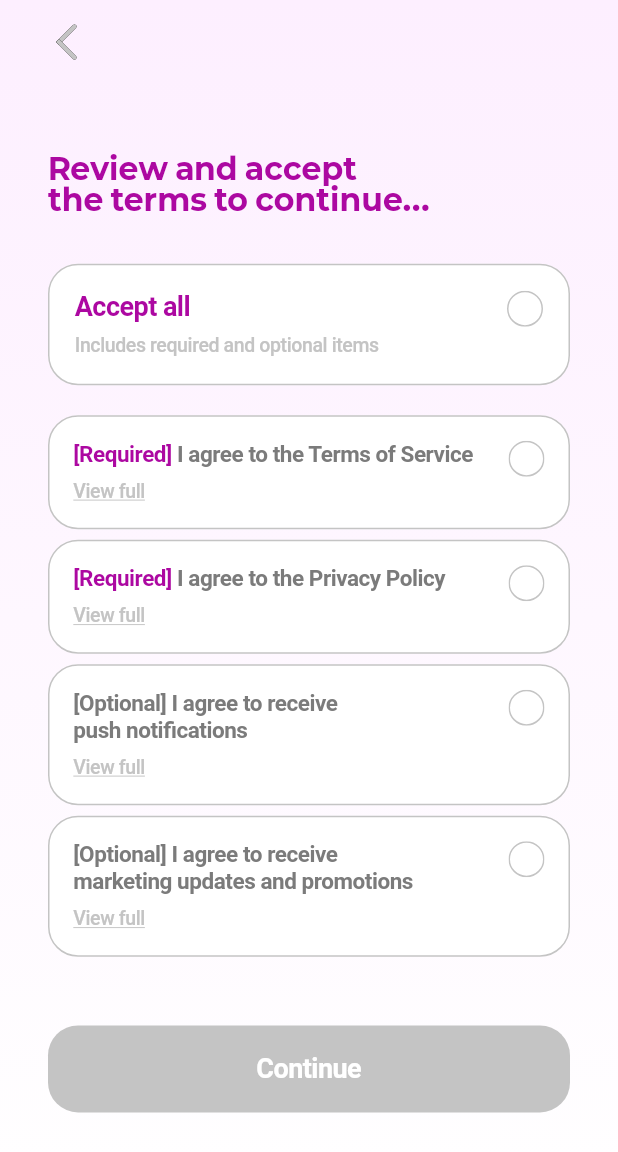
After one commit to mingoring/frontend, a Flutter app: the TermsAgreementScreen screen opened by its route, on a phone screen of 412 x 824 dp. The commit adds this screen. Shown: the top 1152 px of the screen. Run offline on Flutter 3.47's test engine with Material 3 defaults, Android fonts, the light colour scheme and no system bars; our stand-ins replace flutter_riverpod, flutter_svg, go_router; Roboto replaces fonts that are missing (Pretendard).

Commit message:
feat(screen): 약관동의 화면 UI 구현 및 라우터 설정

```diff
--- /dev/null
+++ b/lib/core/router/app_router.dart
@@ -0,0 +1,29 @@
+import 'package:go_router/go_router.dart';
+
+import '../../features/onboarding/presentation/screens/login_screen.dart';
+import '../../features/onboarding/presentation/screens/onboarding_screen.dart';
+import '../../features/onboarding/presentation/screens/terms_agreement_screen.dart';
+import '../../features/splash/presentation/screens/splash_screen.dart';
+import 'route_paths.dart';
+
+final GoRouter appRouter = GoRouter(
+  initialLocation: RoutePaths.splash,
+  routes: <RouteBase>[
+    GoRoute(
+      path: RoutePaths.splash,
+      builder: (_, __) => const SplashScreen(),
+    ),
+    GoRoute(
+      path: RoutePaths.onboarding,
+      builder: (_, __) => const OnboardingScreen(),
+    ),
+    GoRoute(
+      path: RoutePaths.terms,
+      builder: (_, __) => const TermsAgreementScreen(),
+    ),
+    GoRoute(
+      path: RoutePaths.login,
+      builder: (_, __) => const LoginScreen(),
+    ),
+  ],
+);
--- /dev/null
+++ b/lib/core/router/route_paths.dart
@@ -0,0 +1,9 @@
+/// 앱 라우트 경로 상수. 매직 스트링 제거용.
+abstract final class RoutePaths {
+  RoutePaths._();
+
+  static const String splash = '/splash';
+  static const String onboarding = '/onboarding';
+  static const String terms = '/terms';
+  static const String login = '/login';
+}
--- /dev/null
+++ b/lib/features/onboarding/presentation/constants/terms_agreement_screen_constants.dart
@@ -0,0 +1,28 @@
+/// 약관동의 화면 전용 상수
+abstract final class TermsAgreementScreenConstants {
+  TermsAgreementScreenConstants._();
+
+  // ─── Layout ─────────────────────────────────────────────────────────────
+
+  static const double contentWidth = 330.0;
+  static const double titleCardGap = 20.0;
+  static const double cardListGap = 7.0;
+
+  /// 화면 제목과 체크박스 카드 영역 사이의 세로 간격.
+  static const double titleToCardAreaGap = 32.0;
+
+  // ─── Copy ───────────────────────────────────────────────────────────────
+
+  static const String titleText = 'Review and accept\nthe terms to continue...';
+  static const String buttonTextContinue = 'Continue';
+
+  static const String acceptAllTitle = 'Accept all';
+  static const String acceptAllSubtitle =
+      'Includes required and optional items';
+  static const String termsOfServiceTitle = 'I agree to the Terms of Service';
+  static const String privacyPolicyTitle = 'I agree to the Privacy Policy';
+  static const String pushNotificationsTitle =
+      'I agree to receive\npush notifications';
+  static const String marketingTitle =
+      'I agree to receive\nmarketing updates and promotions';
+}
--- a/lib/features/onboarding/presentation/screens/login_screen.dart
+++ b/lib/features/onboarding/presentation/screens/login_screen.dart
@@ -1,11 +1,13 @@
 import 'package:flutter/material.dart';
 import 'package:flutter_svg/flutter_svg.dart';
+import 'package:go_router/go_router.dart';
 
 import '../../../../core/constants/app_colors.dart';
 import '../../../../core/constants/app_icon_assets.dart';
 import '../../../../core/constants/app_images.dart';
 import '../../../../core/constants/app_logo_typography.dart';
 import '../../../../core/constants/app_typography.dart';
+import '../../../../core/router/route_paths.dart';
 import '../widgets/social_icon_button.dart';
 
 class LoginScreen extends StatelessWidget {
@@ -93,13 +95,13 @@ class LoginScreen extends StatelessWidget {
                 SocialIconButton(
                   iconPath: AppIconAssets.google,
                   iconSize: _socialIconSize,
-                  onTap: () {},
+                  onTap: () => context.push(RoutePaths.terms),
                 ),
                 const SizedBox(width: _socialGap),
                 SocialIconButton(
                   iconPath: AppIconAssets.apple,
                   iconSize: _socialIconSize,
-                  onTap: () {},
+                  onTap: () => context.push(RoutePaths.terms),
                 ),
               ],
             ),
--- a/lib/features/onboarding/presentation/screens/onboarding_screen.dart
+++ b/lib/features/onboarding/presentation/screens/onboarding_screen.dart
@@ -1,9 +1,10 @@
 import 'package:flutter/material.dart';
+import 'package:go_router/go_router.dart';
 
 import '../constants/onboarding_constants.dart';
 import '../widgets/onboarding_center_content.dart';
+import '../../../../core/router/route_paths.dart';
 import '../../../../core/widgets/layouts/screens/top_space_centered_bottom_layout.dart';
-import 'login_screen.dart';
 
 class OnboardingScreen extends StatefulWidget {
   const OnboardingScreen({super.key});
@@ -36,9 +37,7 @@ class _OnboardingScreenState extends State<OnboardingScreen> {
         curve: Curves.easeInOut,
       );
     } else {
-      Navigator.of(context).pushReplacement(
-        MaterialPageRoute(builder: (_) => const LoginScreen()),
-      );
+      context.go(RoutePaths.login);
     }
   }
 
--- /dev/null
+++ b/lib/features/onboarding/presentation/screens/terms_agreement_screen.dart
@@ -0,0 +1,148 @@
+import 'package:flutter/material.dart';
+import 'package:go_router/go_router.dart';
+
+import '../../../../core/constants/app_colors.dart';
+import '../../../../core/constants/app_logo_typography.dart';
+import '../../../../core/router/route_paths.dart';
+import '../../../../core/widgets/inputs/mingoring_input_selection_card.dart';
+import '../../../../core/widgets/layouts/screens/top_space_centered_bottom_layout.dart';
+import '../constants/onboarding_constants.dart';
+import '../constants/terms_agreement_screen_constants.dart';
+import '../widgets/terms_agreement_checkbox_cards.dart';
+import '../widgets/terms_agreement_title.dart';
+
+/// 약관동의 화면
+class TermsAgreementScreen extends StatefulWidget {
+  const TermsAgreementScreen({super.key});
+
+  @override
+  State<TermsAgreementScreen> createState() => _TermsAgreementScreenState();
+}
+
+class _TermsAgreementScreenState extends State<TermsAgreementScreen> {
+  bool _acceptAll = false;
+  bool _termsOfService = false;
+  bool _privacyPolicy = false;
+  bool _pushNotifications = false;
+  bool _marketing = false;
+
+  bool get _canContinue => _termsOfService && _privacyPolicy;
+
+  void _onAcceptAllChanged(bool value) {
+    setState(() {
+      _acceptAll = value;
+      _termsOfService = value;
+      _privacyPolicy = value;
+      _pushNotifications = value;
+      _marketing = value;
+    });
+  }
+
+  void _syncAcceptAll() {
+    final all = _termsOfService &&
+        _privacyPolicy &&
+        _pushNotifications &&
+        _marketing;
+    if (_acceptAll != all) {
+      setState(() => _acceptAll = all);
+    }
+  }
+
+  @override
+  Widget build(BuildContext context) {
+    return Scaffold(
+      body: DecoratedBox(
+        decoration: const BoxDecoration(
+          gradient: OnboardingConstants.backgroundGradient,
+        ),
+        child: TopSpaceCenteredBottomLayout(
+          topType: TopSpaceCenteredBottomTopType.backHeader,
+          onBack: () => context.pop(),
+          content: SingleChildScrollView(
+            child: Column(
+              mainAxisSize: MainAxisSize.min,
+              children: [
+                TermsAgreementTitle(
+                  titleText: TermsAgreementScreenConstants.titleText,
+                  titleStyle: AppLogoTypography.logoEb5.copyWith(
+                    color: AppColors.pink600,
+                    height: 1.03,
+                  ),
+                ),
+                const SizedBox(
+                    height: TermsAgreementScreenConstants.titleToCardAreaGap),
+                TermsAgreementCheckboxCards(
+                  children: [
+                    MingoringInputSelectionCard(
+                      type: InputSelectionCardType.primary,
+                      title: TermsAgreementScreenConstants.acceptAllTitle,
+                      subtitle:
+                          TermsAgreementScreenConstants.acceptAllSubtitle,
+                      value: _acceptAll,
+                      onChanged: _onAcceptAllChanged,
+                    ),
+                    const SizedBox(
+                        height: TermsAgreementScreenConstants.titleCardGap),
+                    MingoringInputSelectionCard(
+                      type: InputSelectionCardType.secondary,
+                      title: TermsAgreementScreenConstants.termsOfServiceTitle,
+                      optionalLabel: InputSelectionCardLabel.required,
+                      value: _termsOfService,
+                      onChanged: (v) {
+                        setState(() => _termsOfService = v);
+                        _syncAcceptAll();
+                      },
+                      onViewFullPressed: () {},
+                    ),
+                    const SizedBox(
+                        height: TermsAgreementScreenConstants.cardListGap),
+                    MingoringInputSelectionCard(
+                      type: InputSelectionCardType.secondary,
+                      title: TermsAgreementScreenConstants.privacyPolicyTitle,
+                      optionalLabel: InputSelectionCardLabel.required,
+                      value: _privacyPolicy,
+                      onChanged: (v) {
+                        setState(() => _privacyPolicy = v);
+                        _syncAcceptAll();
+                      },
+                      onViewFullPressed: () {},
+                    ),
+                    const SizedBox(
+                        height: TermsAgreementScreenConstants.cardListGap),
+                    MingoringInputSelectionCard(
+                      type: InputSelectionCardType.secondary,
+                      title: TermsAgreementScreenConstants
+                          .pushNotificationsTitle,
+                      optionalLabel: InputSelectionCardLabel.optional,
+                      value: _pushNotifications,
+                      onChanged: (v) {
+                        setState(() => _pushNotifications = v);
+                        _syncAcceptAll();
+                      },
+                      onViewFullPressed: () {},
+                    ),
+                    const SizedBox(
+                        height: TermsAgreementScreenConstants.cardListGap),
+                    MingoringInputSelectionCard(
+                      type: InputSelectionCardType.secondary,
+                      title: TermsAgreementScreenConstants.marketingTitle,
+                      optionalLabel: InputSelectionCardLabel.optional,
+                      value: _marketing,
+                      onChanged: (v) {
+                        setState(() => _marketing = v);
+                        _syncAcceptAll();
+                      },
+                      onViewFullPressed: () {},
+                    ),
+                  ],
+                ),
+              ],
+            ),
+          ),
+          buttonText: TermsAgreementScreenConstants.buttonTextContinue,
+          onPressed: _canContinue ? () => context.go(RoutePaths.login) : null,
+        ),
+      ),
+    );
+  }
+}
--- /dev/null
+++ b/lib/features/onboarding/presentation/widgets/terms_agreement_checkbox_cards.dart
@@ -0,0 +1,29 @@
+import 'package:flutter/material.dart';
+
+import '../../../../core/widgets/layouts/components/mingoring_text_button_bottom_column.dart';
+
+/// 약관동의 화면의 체크박스 카드 영역.
+/// Continue 버튼과 동일한 좌우 여백을 사용한다.
+class TermsAgreementCheckboxCards extends StatelessWidget {
+  const TermsAgreementCheckboxCards({
+    super.key,
+    required this.children,
+    this.horizontalPadding =
+        MingoringTextButtonBottomColumn.defaultButtonHorizontalPadding,
+  });
+
+  final List<Widget> children;
+  final double horizontalPadding;
+
+  @override
+  Widget build(BuildContext context) {
+    return Padding(
+      padding: EdgeInsets.symmetric(horizontal: horizontalPadding),
+      child: Column(
+        mainAxisSize: MainAxisSize.min,
+        crossAxisAlignment: CrossAxisAlignment.stretch,
+        children: children,
+      ),
+    );
+  }
+}
--- /dev/null
+++ b/lib/features/onboarding/presentation/widgets/terms_agreement_title.dart
@@ -0,0 +1,34 @@
+import 'package:flutter/material.dart';
+
+import '../../../../core/widgets/layouts/components/mingoring_text_button_bottom_column.dart';
+
+/// 약관동의 화면의 제목 영역.
+/// Continue 버튼과 동일한 좌우 여백을 사용하며, 제목은 좌측 정렬된다.
+class TermsAgreementTitle extends StatelessWidget {
+  const TermsAgreementTitle({
+    super.key,
+    required this.titleText,
+    required this.titleStyle,
+    this.horizontalPadding =
+        MingoringTextButtonBottomColumn.defaultButtonHorizontalPadding,
+  });
+
+  final String titleText;
+  final TextStyle titleStyle;
+  final double horizontalPadding;
+
+  @override
+  Widget build(BuildContext context) {
+    return Padding(
+      padding: EdgeInsets.symmetric(horizontal: horizontalPadding),
+      child: Align(
+        alignment: Alignment.centerLeft,
+        child: Text(
+          titleText,
+          style: titleStyle,
+          textAlign: TextAlign.left,
+        ),
+      ),
+    );
+  }
+}
--- a/lib/features/splash/presentation/screens/splash_screen.dart
+++ b/lib/features/splash/presentation/screens/splash_screen.dart
@@ -1,9 +1,10 @@
 import 'package:flutter/material.dart';
+import 'package:go_router/go_router.dart';
 
 import '../../../../core/constants/app_colors.dart';
 import '../../../../core/constants/app_logo_typography.dart';
+import '../../../../core/router/route_paths.dart';
 import '../constants/splash_constants.dart';
-import '../../../onboarding/presentation/screens/onboarding_screen.dart';
 
 class SplashScreen extends StatefulWidget {
   const SplashScreen({super.key});
@@ -75,14 +76,7 @@ class _SplashScreenState extends State<SplashScreen>
 
   void _navigateToHome() {
     if (!mounted) return;
-    Navigator.of(context).pushReplacement(
-      PageRouteBuilder(
-        pageBuilder: (_, __, ___) => const OnboardingScreen(),
-        transitionDuration: SplashConstants.transitionDuration,
-        transitionsBuilder: (_, animation, __, child) =>
-            FadeTransition(opacity: animation, child: child),
-      ),
-    );
+    context.go(RoutePaths.onboarding);
   }
 
   @override
--- a/lib/main.dart
+++ b/lib/main.dart
@@ -1,7 +1,7 @@
 import 'package:flutter/material.dart';
 import 'package:flutter_riverpod/flutter_riverpod.dart';
 
-import 'features/splash/presentation/screens/splash_screen.dart';
+import 'core/router/app_router.dart';
 
 void main() {
   runApp(const ProviderScope(child: MyApp()));
@@ -12,12 +12,12 @@ class MyApp extends StatelessWidget {
 
   @override
   Widget build(BuildContext context) {
-    return MaterialApp(
+    return MaterialApp.router(
       title: 'Mingoring',
       theme: ThemeData(
         colorScheme: ColorScheme.fromSeed(seedColor: Colors.deepPurple),
       ),
-      home: const SplashScreen(),
+      routerConfig: appRouter,
     );
   }
 }
--- a/pubspec.yaml
+++ b/pubspec.yaml
@@ -43,6 +43,7 @@ dependencies:
   freezed_annotation: 2.4.4
   json_annotation: 4.9.0
   flutter_svg: ^2.2.3
+  go_router: ^14.6.2
 
 dev_dependencies:
   flutter_test:
```
Also changed, not shown: pubspec.lock.
